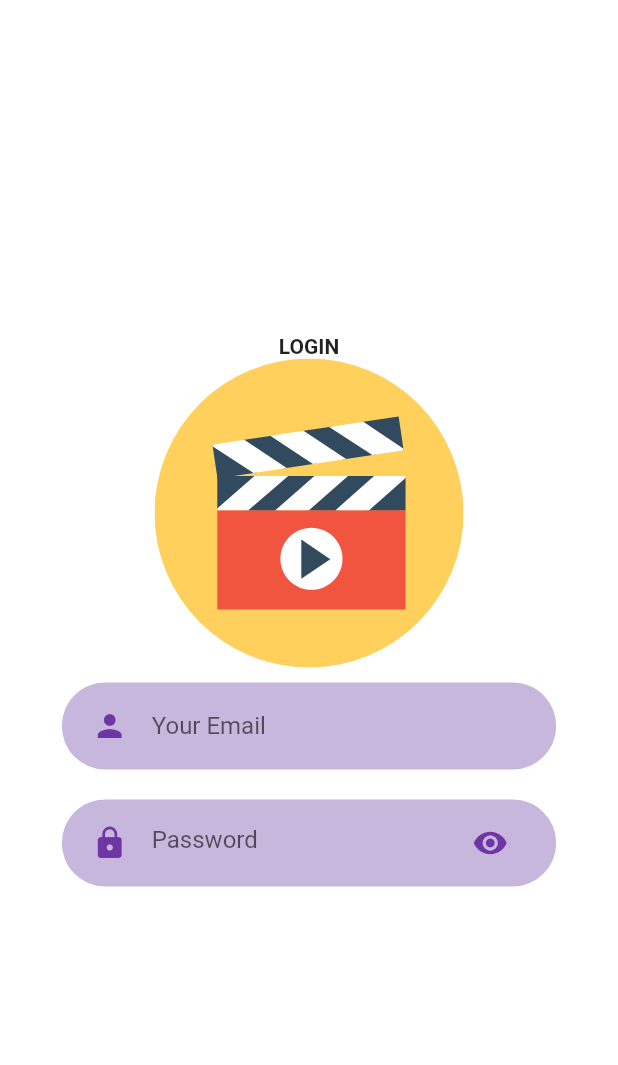
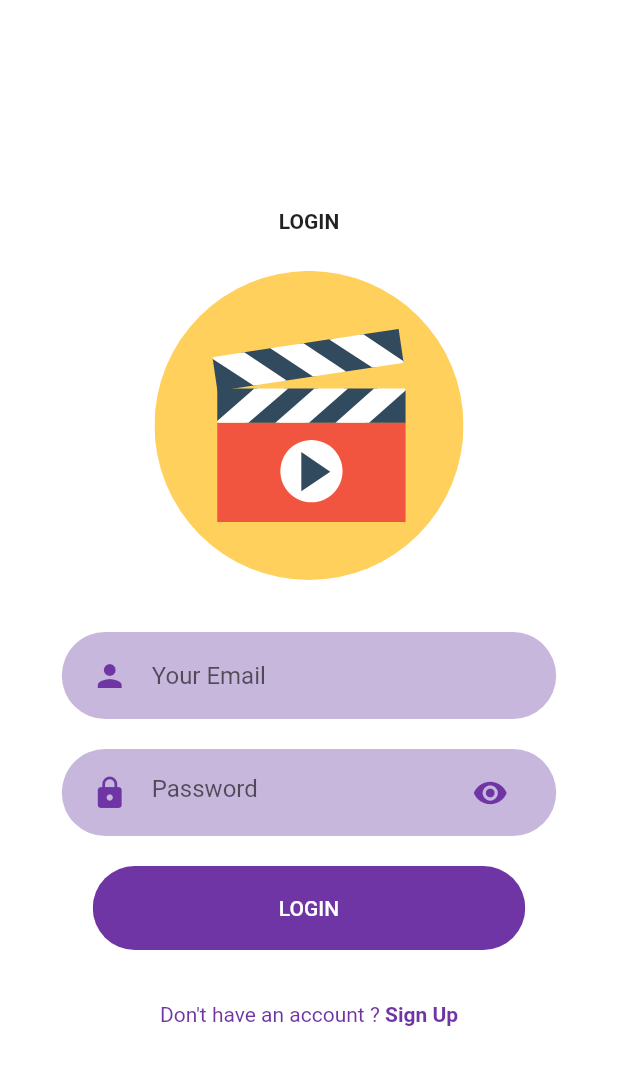
Before and after one commit to IustinianPetrariu/Movie_app, a Flutter app: the screen it shows after launch, after a tap on "LOGIN", on a phone screen of 412 x 824 dp. Shown: the top 1065 px of the screen. Run offline on Flutter 3.47's test engine with Material 2 defaults, Android fonts, the phone set to English and light mode, and no system bars; our stand-ins replace flutter_svg.

Commit message:
finish login page

```diff
--- a/movieapp/lib/Screens/Login/components/body.dart
+++ b/movieapp/lib/Screens/Login/components/body.dart
@@ -1,5 +1,7 @@
 import 'package:flutter/material.dart';
 import 'package:flutter_svg/flutter_svg.dart';
+import 'package:movieapp/components/already_have_an_account.dart';
+import 'package:movieapp/components/rounded_button.dart';
 import 'package:movieapp/components/rounded_input_field.dart';
 import 'package:movieapp/components/rounded_password_field.dart';
 import 'package:movieapp/components/text_field_container.dart';
@@ -23,10 +25,12 @@ class Body extends StatelessWidget {
             'LOGIN',
             style: TextStyle(fontWeight: FontWeight.bold),
           ),
+          SizedBox(height: size.height * 0.03),
           SvgPicture.asset(
             'assets/icons/movie-player.svg',
             height: size.height * 0.25,
           ),
+          SizedBox(height: size.height * 0.03),
           RoundedInputField(
             hintText: 'Your Email',
             onChanged: (value) {},
@@ -34,6 +38,14 @@ class Body extends StatelessWidget {
           RoundedPasswordField(
             onChanged: (value) {},
           ),
+          RoundedButton(
+            text: 'LOGIN',
+            press: () {},
+          ),
+          SizedBox(height: size.height * 0.03),
+          AlreadyHaveAnAccount(
+            press: () {},
+          ),
         ],
       ),
     );
--- /dev/null
+++ b/movieapp/lib/components/already_have_an_account.dart
@@ -0,0 +1,35 @@
+import 'package:flutter/material.dart';
+import 'package:movieapp/constants.dart';
+
+class AlreadyHaveAnAccount extends StatelessWidget {
+  final bool login;
+  final void Function() press;
+  const AlreadyHaveAnAccount({
+    Key? key,
+    this.login = true,
+    required this.press,
+  }) : super(key: key);
+
+  @override
+  Widget build(BuildContext context) {
+    return Row(
+      mainAxisAlignment: MainAxisAlignment.center,
+      children: <Widget>[
+        Text(
+          login ? "Don't have an account ? " : "Already have an account ?",
+          style: TextStyle(color: kPrimaryColor),
+        ),
+        GestureDetector(
+          onTap: press,
+          child: Text(
+            login ? 'Sign Up' : 'Sign In',
+            style: const TextStyle(
+              color: kPrimaryColor,
+              fontWeight: FontWeight.bold,
+            ),
+          ),
+        ),
+      ],
+    );
+  }
+}
```
